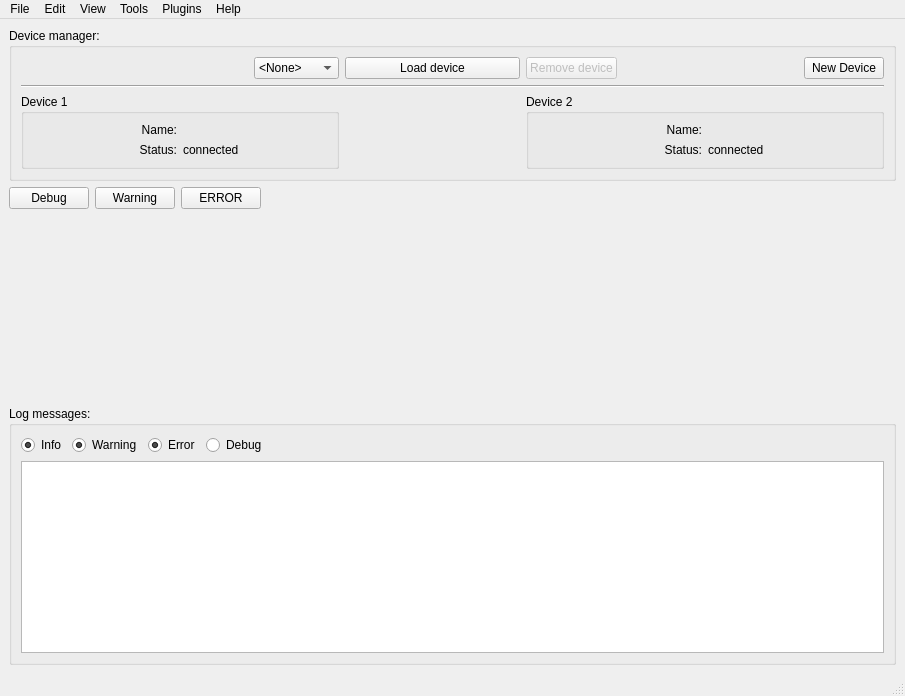
Before: the Qt Designer form frequency-meter/view/resources/interface.ui in robertofem/Freq-meter-APP, drawn with Qt 5.
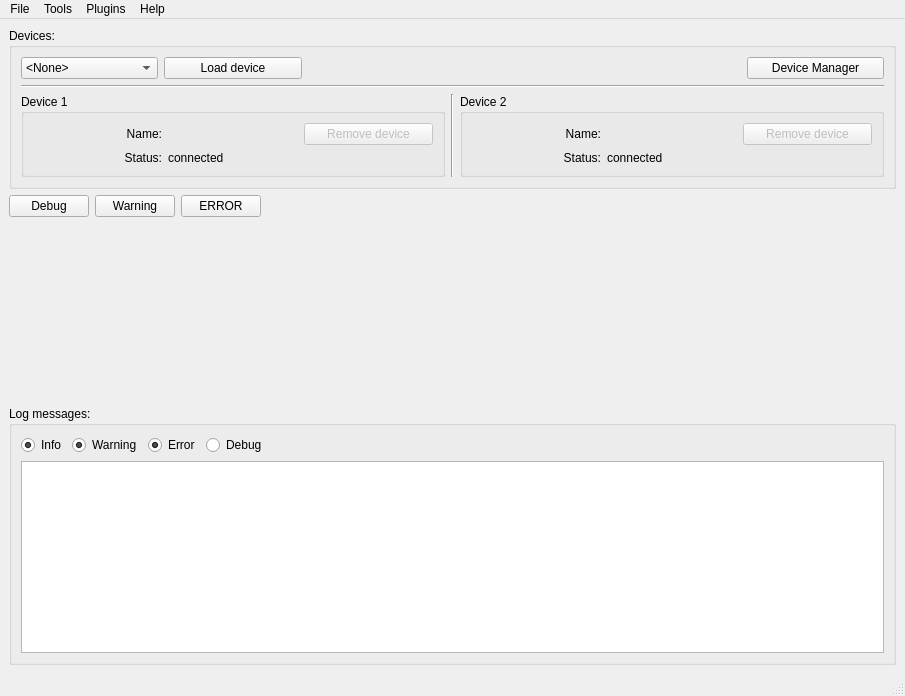
After: the same form once the commit is applied.

Commit message: Add overwrite device configuration functionality

What changed in the file:
```diff
--- a/frequency-meter/view/resources/interface.ui
+++ b/frequency-meter/view/resources/interface.ui
@@ -11,7 +11,7 @@
    </rect>
   </property>
   <property name="windowTitle">
-   <string>MainWindow</string>
+   <string>Frequency-meter application</string>
   </property>
   <widget class="QWidget" name="centralwidget">
    <layout class="QGridLayout" name="gridLayout_2">
@@ -162,100 +162,10 @@
       <item row="0" column="0" colspan="4">
        <widget class="QGroupBox" name="groupBox_2">
         <property name="title">
-         <string>Device manager:</string>
+         <string>Devices:</string>
         </property>
         <layout class="QGridLayout" name="gridLayout_6">
-         <item row="1" column="4">
-          <widget class="QComboBox" name="DeviceComboBox">
-           <item>
-            <property name="text">
-             <string>&lt;None&gt;</string>
-            </property>
-           </item>
-           <item>
-            <property name="text">
-             <string>DE1_SoC</string>
-            </property>
-           </item>
-          </widget>
-         </item>
-         <item row="1" column="5">
-          <widget class="QPushButton" name="LoadDeviceButton">
-           <property name="text">
-            <string>Load device</string>
-           </property>
-          </widget>
-         </item>
-         <item row="1" column="7">
-          <spacer name="horizontalSpacer_3">
-           <property name="orientation">
-            <enum>Qt::Horizontal</enum>
-           </property>
-           <property name="sizeHint" stdset="0">
-            <size>
-             <width>40</width>
-             <height>20</height>
-            </size>
-           </property>
-          </spacer>
-         </item>
-         <item row="1" column="8">
-          <widget class="QPushButton" name="NewDeviceButton">
-           <property name="text">
-            <string>New Device</string>
-           </property>
-          </widget>
-         </item>
-         <item row="1" column="2">
-          <spacer name="horizontalSpacer_5">
-           <property name="orientation">
-            <enum>Qt::Horizontal</enum>
-           </property>
-           <property name="sizeHint" stdset="0">
-            <size>
-             <width>40</width>
-             <height>20</height>
-            </size>
-           </property>
-          </spacer>
-         </item>
-         <item row="1" column="6">
-          <widget class="QPushButton" name="RemoveDeviceButton">
-           <property name="enabled">
-            <bool>false</bool>
-           </property>
-           <property name="text">
-            <string>Remove device</string>
-           </property>
-          </widget>
-         </item>
-         <item row="1" column="0" colspan="2">
-          <spacer name="horizontalSpacer_4">
-           <property name="orientation">
-            <enum>Qt::Horizontal</enum>
-           </property>
-           <property name="sizeHint" stdset="0">
-            <size>
-             <width>40</width>
-             <height>20</height>
-            </size>
-           </property>
-          </spacer>
-         </item>
-         <item row="3" column="5">
-          <spacer name="horizontalSpacer_6">
-           <property name="orientation">
-            <enum>Qt::Horizontal</enum>
-           </property>
-           <property name="sizeHint" stdset="0">
-            <size>
-             <width>40</width>
-             <height>20</height>
-            </size>
-           </property>
-          </spacer>
-         </item>
-         <item row="3" column="6" colspan="3">
+         <item row="3" column="4" colspan="3">
           <widget class="QGroupBox" name="groupBox_4">
            <property name="title">
             <string>Device 2</string>
@@ -272,7 +182,7 @@
              </widget>
             </item>
             <item row="1" column="0">
-             <widget class="QLabel" name="label_4">
+             <widget class="QLabel" name="Status2Label_1">
               <property name="text">
                <string>Status:</string>
               </property>
@@ -282,30 +192,47 @@
              </widget>
             </item>
             <item row="0" column="1">
-             <widget class="QLabel" name="label_5">
+             <widget class="QLabel" name="Device2NameLabel">
               <property name="text">
                <string/>
               </property>
              </widget>
             </item>
             <item row="1" column="1">
-             <widget class="QLabel" name="label_6">
+             <widget class="QLabel" name="Status2Label_2">
               <property name="text">
                <string>connected</string>
               </property>
              </widget>
             </item>
+            <item row="0" column="2">
+             <widget class="QPushButton" name="RemoveDevice2Button">
+              <property name="enabled">
+               <bool>false</bool>
+              </property>
+              <property name="text">
+               <string>Remove device</string>
+              </property>
+             </widget>
+            </item>
            </layout>
           </widget>
          </item>
-         <item row="3" column="0" colspan="5">
+         <item row="1" column="6">
+          <widget class="QPushButton" name="DeviceMngButton">
+           <property name="text">
+            <string>Device Manager</string>
+           </property>
+          </widget>
+         </item>
+         <item row="3" column="0" colspan="3">
           <widget class="QGroupBox" name="groupBox_3">
            <property name="title">
             <string>Device 1</string>
            </property>
            <layout class="QGridLayout" name="gridLayout_4">
             <item row="1" column="2">
-             <widget class="QLabel" name="StatusLabel_2">
+             <widget class="QLabel" name="Status1Label_2">
               <property name="text">
                <string>connected</string>
               </property>
@@ -322,14 +249,14 @@
              </widget>
             </item>
             <item row="0" column="2">
-             <widget class="QLabel" name="label_2">
+             <widget class="QLabel" name="Device1NameLabel">
               <property name="text">
                <string/>
               </property>
              </widget>
             </item>
             <item row="1" column="1">
-             <widget class="QLabel" name="StatusLabel_1">
+             <widget class="QLabel" name="Status1Label_1">
               <property name="enabled">
                <bool>true</bool>
               </property>
@@ -341,16 +268,67 @@
               </property>
              </widget>
             </item>
+            <item row="0" column="3">
+             <widget class="QPushButton" name="RemoveDevice1Button">
+              <property name="enabled">
+               <bool>false</bool>
+              </property>
+              <property name="text">
+               <string>Remove device</string>
+              </property>
+             </widget>
+            </item>
            </layout>
           </widget>
          </item>
-         <item row="2" column="0" colspan="9">
+         <item row="2" column="0" colspan="7">
           <widget class="Line" name="line">
            <property name="orientation">
             <enum>Qt::Horizontal</enum>
            </property>
           </widget>
          </item>
+         <item row="1" column="1">
+          <widget class="QPushButton" name="LoadDeviceButton">
+           <property name="text">
+            <string>Load device</string>
+           </property>
+          </widget>
+         </item>
+         <item row="1" column="0">
+          <widget class="QComboBox" name="DeviceComboBox">
+           <item>
+            <property name="text">
+             <string>&lt;None&gt;</string>
+            </property>
+           </item>
+           <item>
+            <property name="text">
+             <string>DE1_SoC</string>
+            </property>
+           </item>
+          </widget>
+         </item>
+         <item row="1" column="2" colspan="4">
+          <spacer name="horizontalSpacer_3">
+           <property name="orientation">
+            <enum>Qt::Horizontal</enum>
+           </property>
+           <property name="sizeHint" stdset="0">
+            <size>
+             <width>40</width>
+             <height>20</height>
+            </size>
+           </property>
+          </spacer>
+         </item>
+         <item row="3" column="3">
+          <widget class="Line" name="line_2">
+           <property name="orientation">
+            <enum>Qt::Vertical</enum>
+           </property>
+          </widget>
+         </item>
         </layout>
        </widget>
       </item>
@@ -374,18 +352,6 @@
     </property>
     <addaction name="actionExit"/>
    </widget>
-   <widget class="QMenu" name="menuEdit">
-    <property name="title">
-     <string>Edit</string>
-    </property>
-   </widget>
-   <widget class="QMenu" name="menuView">
-    <property name="title">
-     <string>View</string>
-    </property>
-    <addaction name="actionLog_console"/>
-    <addaction name="actionDevice_manager"/>
-   </widget>
    <widget class="QMenu" name="menuHelp">
     <property name="title">
      <string>Help</string>
@@ -403,11 +369,8 @@
      <string>Tools</string>
     </property>
     <addaction name="actionDevice_Manager"/>
-    <addaction name="separator"/>
    </widget>
    <addaction name="menuFile"/>
-   <addaction name="menuEdit"/>
-   <addaction name="menuView"/>
    <addaction name="menuTools"/>
    <addaction name="menuPlugins"/>
    <addaction name="menuHelp"/>
@@ -417,11 +380,6 @@
     <string>File</string>
    </property>
   </action>
-  <action name="actionEdit">
-   <property name="text">
-    <string>Edit</string>
-   </property>
-  </action>
   <action name="actionSave">
    <property name="text">
     <string>Save</string>
@@ -468,7 +426,12 @@
   </action>
   <action name="actionDevice_Manager">
    <property name="text">
-    <string>New device ...</string>
+    <string>Device manager ...</string>
+   </property>
+  </action>
+  <action name="actionEdit">
+   <property name="text">
+    <string>Edit</string>
    </property>
   </action>
  </widget>
```
The commit also changes 5 other files.
